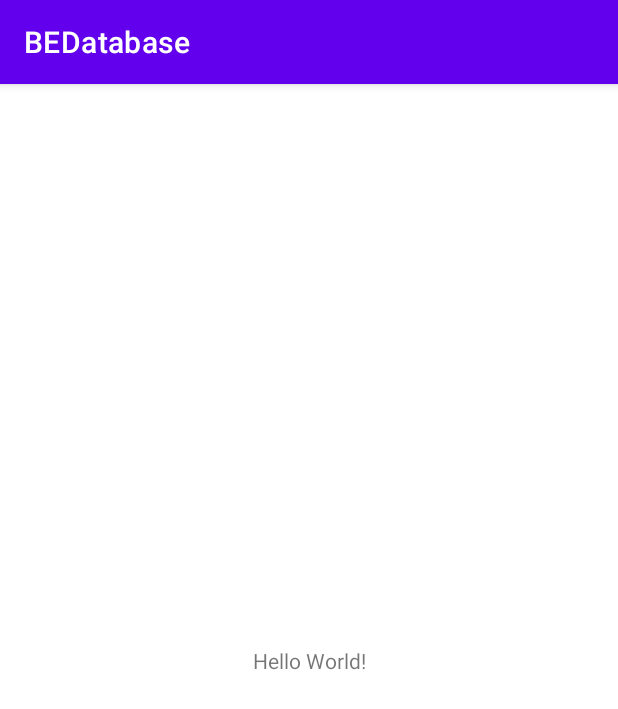
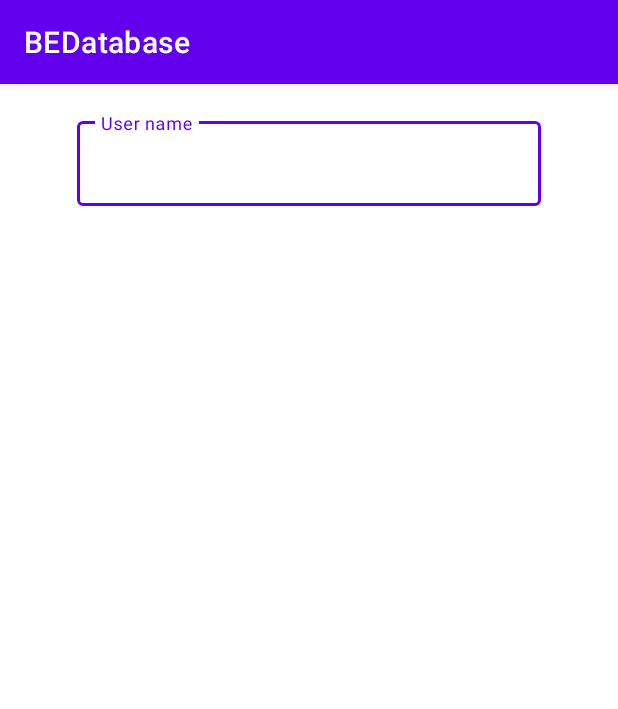
Before and after one commit to Sudo248/BEDatabase, an Android app: the screen it shows after launch (MainActivity), on a phone screen of 412 x 824 dp. Shown: the top 709 px of the screen. Run offline under Robolectric (Android 15) with nearby library versions, the phone set to English and light mode, and no system bars.

Commit message:
10/10/2021/1

```diff
--- a/app/build.gradle
+++ b/app/build.gradle
@@ -41,6 +41,9 @@ dependencies {
     implementation 'androidx.appcompat:appcompat:1.3.1'
     implementation 'com.google.android.material:material:1.4.0'
     implementation 'androidx.constraintlayout:constraintlayout:2.1.0'
+    implementation 'androidx.legacy:legacy-support-v4:1.0.0'
+    implementation 'androidx.navigation:navigation-fragment-ktx:2.3.5'
+    implementation 'androidx.navigation:navigation-ui-ktx:2.3.5'
     testImplementation 'junit:junit:4.13.2'
     androidTestImplementation 'androidx.test.ext:junit:1.1.3'
     androidTestImplementation 'androidx.test.espresso:espresso-core:3.4.0'
--- a/app/src/main/AndroidManifest.xml
+++ b/app/src/main/AndroidManifest.xml
@@ -10,6 +10,12 @@
         android:supportsRtl="true"
         android:theme="@style/Theme.BEDatabase">
         <activity
+            android:name=".splash.SplashActivity"
+            android:exported="true" />
+        <activity
+            android:name=".splash.SplashActicity"
+            android:exported="true" />
+        <activity
             android:name=".presentation.MainActivity"
             android:exported="true">
             <intent-filter>
--- /dev/null
+++ b/app/src/main/java/com/nhom2/bedatabase/presentation/fragments/LogIn.kt
@@ -0,0 +1,30 @@
+package com.nhom2.bedatabase.presentation.fragments
+
+import android.os.Bundle
+import androidx.fragment.app.Fragment
+import android.view.LayoutInflater
+import android.view.View
+import android.view.ViewGroup
+import com.nhom2.bedatabase.R
+import com.nhom2.bedatabase.databinding.FragmentLogInBinding
+
+class LogIn : Fragment() {
+    lateinit var binding: FragmentLogInBinding
+    override fun onCreateView(
+        inflater: LayoutInflater, container: ViewGroup?,
+        savedInstanceState: Bundle?
+    ): View? {
+        // Inflate the layout for this fragment
+        binding = FragmentLogInBinding.inflate(
+            inflater,
+            container,
+            false
+        )
+        return binding.root
+    }
+
+    override fun onViewCreated(view: View, savedInstanceState: Bundle?) {
+        super.onViewCreated(view, savedInstanceState)
+
+    }
+}
--- a/app/src/main/res/layout/activity_main.xml
+++ b/app/src/main/res/layout/activity_main.xml
@@ -6,13 +6,15 @@
     android:layout_height="match_parent"
     tools:context=".presentation.MainActivity">
 
-    <TextView
-        android:layout_width="wrap_content"
-        android:layout_height="wrap_content"
-        android:text="Hello World!"
+    <androidx.fragment.app.FragmentContainerView
+        android:id="@+id/fragmentContainerView"
+        android:name="androidx.navigation.fragment.NavHostFragment"
+        android:layout_width="409dp"
+        android:layout_height="729dp"
+        app:defaultNavHost="true"
         app:layout_constraintBottom_toBottomOf="parent"
-        app:layout_constraintLeft_toLeftOf="parent"
-        app:layout_constraintRight_toRightOf="parent"
-        app:layout_constraintTop_toTopOf="parent" />
-
+        app:layout_constraintEnd_toEndOf="parent"
+        app:layout_constraintStart_toStartOf="parent"
+        app:layout_constraintTop_toTopOf="parent"
+        app:navGraph="@navigation/nav_graph" />
 </androidx.constraintlayout.widget.ConstraintLayout>
--- /dev/null
+++ b/app/src/main/res/layout/fragment_log_in.xml
@@ -0,0 +1,22 @@
+<?xml version="1.0" encoding="utf-8"?>
+<LinearLayout xmlns:android="http://schemas.android.com/apk/res/android"
+    xmlns:tools="http://schemas.android.com/tools"
+    android:layout_width="match_parent"
+    android:layout_height="match_parent"
+    android:orientation="vertical"
+    tools:context=".presentation.fragments.LogIn">
+
+    <com.google.android.material.textfield.TextInputLayout
+        style="@style/Widget.MaterialComponents.TextInputLayout.OutlinedBox"
+        android:layout_width="match_parent"
+        android:layout_height="wrap_content"
+        android:layout_marginStart="50dp"
+        android:layout_marginEnd="50dp"
+        android:hint="@string/user_name">
+        <com.google.android.material.textfield.TextInputEditText
+            android:id="@+id/edt_email"
+            android:layout_width="match_parent"
+            android:layout_height="wrap_content"/>
+    </com.google.android.material.textfield.TextInputLayout>
+
+</LinearLayout>
--- /dev/null
+++ b/app/src/main/res/navigation/nav_graph.xml
@@ -0,0 +1,23 @@
+<?xml version="1.0" encoding="utf-8"?>
+<navigation xmlns:android="http://schemas.android.com/apk/res/android"
+    xmlns:app="http://schemas.android.com/apk/res-auto"
+    xmlns:tools="http://schemas.android.com/tools"
+    android:id="@+id/nav_graph"
+    app:startDestination="@id/logIn">
+
+    <fragment
+        android:id="@+id/logIn"
+        android:name="com.nhom2.bedatabase.presentation.fragments.LogIn"
+        android:label="fragment_log_in"
+        tools:layout="@layout/fragment_log_in" />
+    <activity
+        android:id="@+id/mainActivity"
+        android:name="com.nhom2.bedatabase.presentation.MainActivity"
+        android:label="activity_main"
+        tools:layout="@layout/activity_main" />
+    <activity
+        android:id="@+id/splashActivity"
+        android:name="com.nhom2.bedatabase.splash.SplashActivity"
+        android:label="activity_splash"
+        tools:layout="@layout/activity_splash" />
+</navigation>
--- a/app/src/main/res/values/strings.xml
+++ b/app/src/main/res/values/strings.xml
@@ -1,3 +1,8 @@
 <resources>
     <string name="app_name">BEDatabase</string>
+    <string name="lets_go">Let\'s go!</string>
+    <!-- TODO: Remove or change this placeholder text -->
+    <string name="hello_blank_fragment">Hello blank fragment</string>
+    <string name="user_name">User name</string>
+
 </resources>
```
Also changed, not shown: app/src/main/java/com/nhom2/bedatabase/splash/SplashActivity.kt (added, +28 -0 lines), app/src/main/res/layout/activity_splash.xml (added, +17 -0 lines).
